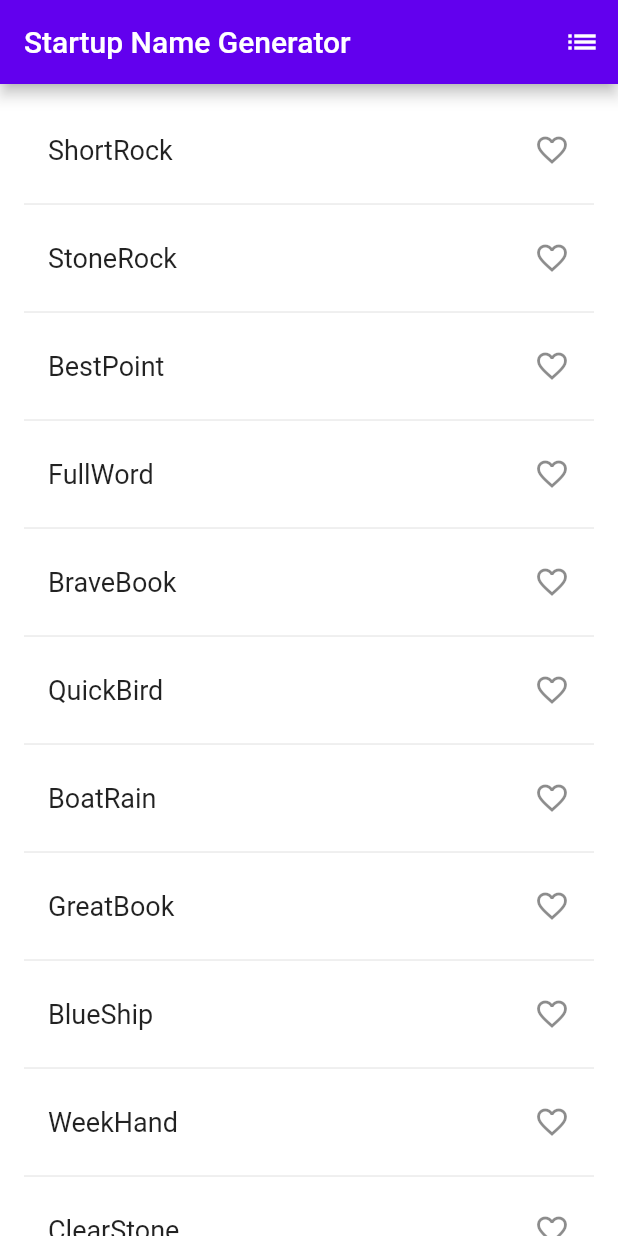
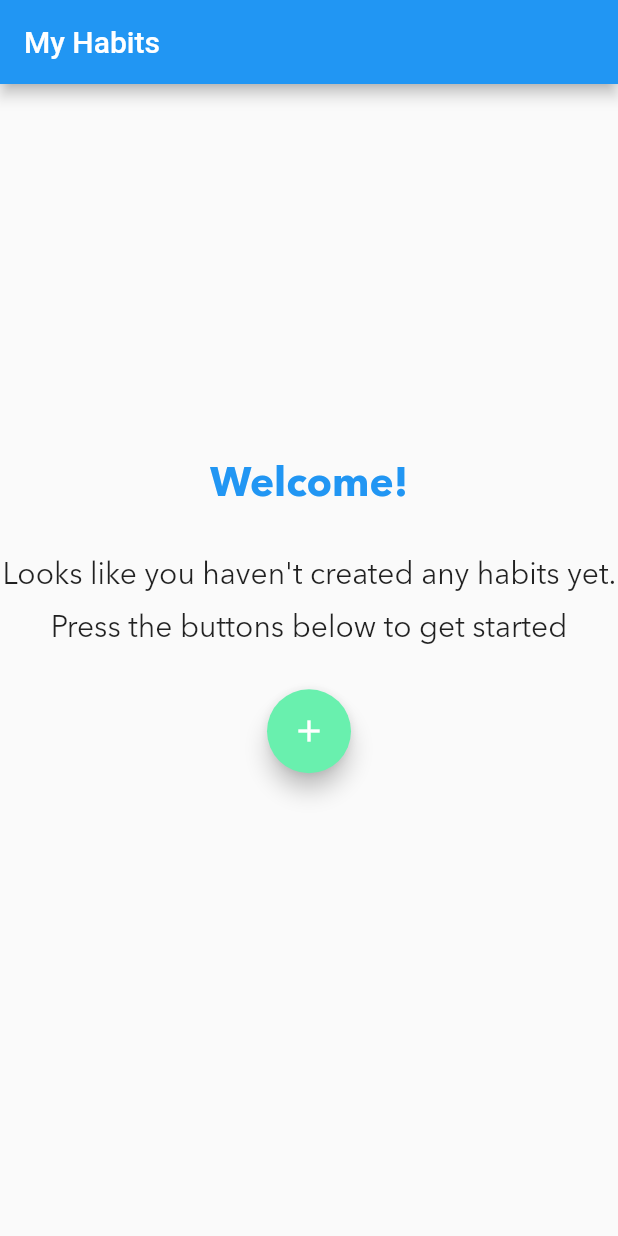
Before and after one commit to dartmouth-cs98/hack-a-thing-21f-1-rgabriel, a Flutter app: the screen it shows after launch, on a phone screen of 412 x 824 dp. Run offline on Flutter 3.47's test engine with Material 2 defaults, Android fonts, the phone set to English and light mode, and no system bars.

Commit message:
get a feel for the habit tracker

```diff
--- a/lib/main.dart
+++ b/lib/main.dart
@@ -1,112 +1,83 @@
 import 'package:flutter/material.dart';
-import 'package:english_words/english_words.dart';
 
-void main() => runApp(MyApp());
+void main() {
+  runApp(const MyApp());
+}
 
 class MyApp extends StatelessWidget {
+  const MyApp({Key? key}) : super(key: key);
+
   @override
   Widget build(BuildContext context) {
     return MaterialApp(
-      title: 'Startup Name Generator',
-      theme: ThemeData.from(
-        colorScheme: const ColorScheme.light()
+      title: 'Habit Tracker',
+      theme: ThemeData(
+        primarySwatch: Colors.blue,
       ),
-      home: RandomWords(),
+      home: const MyHomePage(title: 'My Habits'),
     );
   }
 }
 
-class RandomWords extends StatefulWidget {
+class MyHomePage extends StatefulWidget {
+  const MyHomePage({Key? key, required this.title}) : super(key: key);
+
+  final String title;
+
   @override
-  _RandomWordsState createState() => _RandomWordsState();
+  State<MyHomePage> createState() => _MyHomePageState();
 }
 
-class _RandomWordsState extends State<RandomWords> {
-  final _suggestions = <WordPair>[];
-  final _saved = <WordPair>{};
-  final _biggerFont = const TextStyle(fontSize: 18.0);
+class _MyHomePageState extends State<MyHomePage> {
+  int _counter = 0;
 
-  Widget _buildRow(WordPair pair) {
-    final alreadySaved = _saved.contains(pair);
-
-    return ListTile(
-      title: Text(
-        pair.asPascalCase,
-        style: _biggerFont,
-      ),
-      trailing: Icon(
-        alreadySaved ? Icons.favorite : Icons.favorite_border,
-        color: alreadySaved ? Colors.red : null,
-      ),
-      onTap: () {
-        setState(() {
-            if (alreadySaved) {
-              _saved.remove(pair);
-            } else {
-              _saved.add(pair);
-            }
-          }
-        );
-      }
-    );
-  }
-
-  Widget _buildSuggestions() {
-    return ListView.builder(
-      padding: const EdgeInsets.all(16.0),
-      itemBuilder: (context, i) {
-        if (i.isOdd) return const Divider();
-
-        final index = i ~/ 2;
-
-        if (index >= _suggestions.length) {
-          _suggestions.addAll(generateWordPairs().take(10));
-        }
-
-        return _buildRow(_suggestions[index]);
-      }
-    );
-  }
-
-  void _pushSaved() {
-    Navigator.of(context).push(
-      MaterialPageRoute<void>(
-        builder: (BuildContext context) {
-          final tiles = _saved.map(
-            (WordPair pair) {
-              return ListTile(
-                title: Text(
-                  pair.asPascalCase,
-                  style: _biggerFont,
-                ),
-              );
-            },
-          );
-          final divided = tiles.isNotEmpty
-              ? ListTile.divideTiles(context: context, tiles: tiles).toList()
-              : <Widget>[];
-
-          return Scaffold(
-            appBar: AppBar(
-              title: Text('Saved Suggestions'),
-            ),
-            body: ListView(children: divided),
-          );
-        },
-      ),
-    );
+  void _incrementCounter() {
+    setState(() {
+      _counter++;
+    });
   }
 
   @override
   Widget build(BuildContext context) {
     return Scaffold(
       appBar: AppBar(
-        title: Text('Startup Name Generator'),
-        actions: [
-          IconButton(icon: Icon(Icons.list), onPressed: _pushSaved),
-        ],
+        title: Text(widget.title),
       ),
-      body: _buildSuggestions(),
+      body: Center(
+        child: Column(
+          mainAxisAlignment: MainAxisAlignment.center,
+          children: <Widget>[
+            const Text(
+              'Welcome!',
+              style: TextStyle (
+                height: -1.75,
+                fontSize: 27,
+                color: Colors.blue,
+                fontFamily: 'Avenir',
+                fontWeight: FontWeight.bold,
+              ),
+            ),
+            const Text(
+              'Looks like you haven\'t created any habits yet. Press the buttons below to get started',
+              style: TextStyle (
+                height: 1.75,
+                fontSize: 20,
+                fontFamily: 'Avenir',
+              ),
+              textAlign: TextAlign.center,
+            ),
+            Padding(
+              padding: const EdgeInsets.only(top: 25),
+              child: FloatingActionButton(
+                onPressed: _incrementCounter,
+                tooltip: 'Increment',
+                child: const Icon(Icons.add),
+                backgroundColor: Colors.greenAccent,
+              ),
+            ),
+          ],
+        ),
+      ),
     );
   }
 }
```
Also changed, not shown: pubspec.yaml (+6 -1 lines), lib/fonts/AvenirNextLTPro-Bold.ttf (added), lib/fonts/AvenirNextLTPro-Regular.ttf (added), pubspec.lock, 6 other files.
